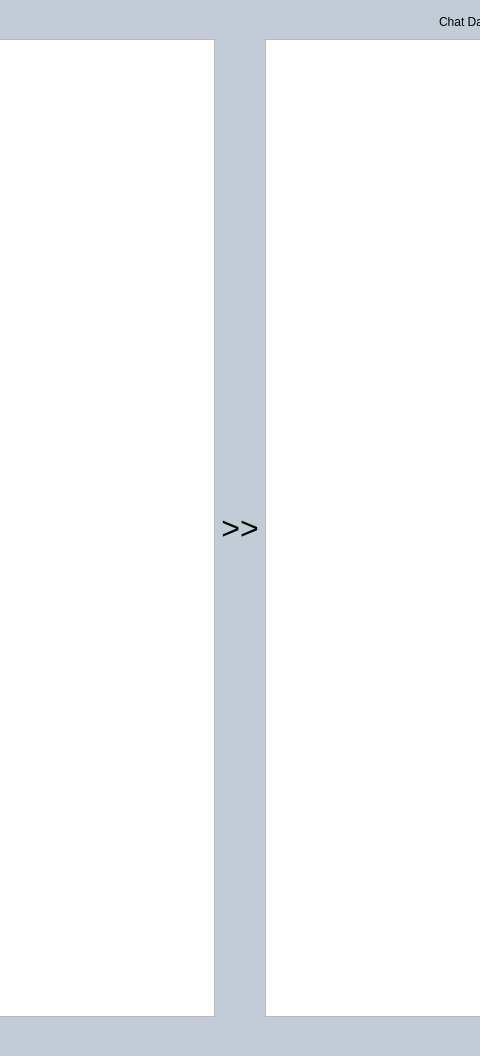
The window that src/setting_page/SettingPageHistory.ui (hanjingo/rag-qt) describes before a commit, drawn with Qt 5; both pictures show x 310 to 790 and y 0 to 1056 of the 1100 by 1056 pixel window.
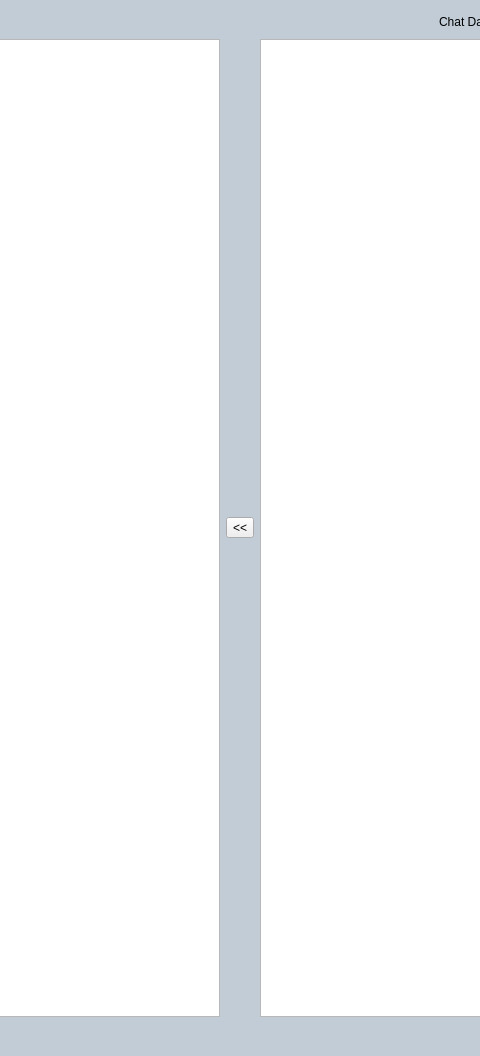
The same window after the commit.

Diff of the .ui file:
```diff
--- a/src/setting_page/SettingPageHistory.ui
+++ b/src/setting_page/SettingPageHistory.ui
@@ -196,32 +196,15 @@
       </widget>
      </item>
      <item>
-      <widget class="QLabel" name="lbl_Right">
-       <property name="minimumSize">
-        <size>
-         <width>0</width>
-         <height>0</height>
-        </size>
-       </property>
-       <property name="maximumSize">
-        <size>
-         <width>16777215</width>
-         <height>16777215</height>
-        </size>
-       </property>
-       <property name="font">
-        <font>
-         <pointsize>24</pointsize>
-        </font>
-       </property>
-       <property name="styleSheet">
-        <string notr="true"/>
+      <widget class="QToolButton" name="btnCatalogCtl">
+       <property name="sizePolicy">
+        <sizepolicy hsizetype="Fixed" vsizetype="Fixed">
+         <horstretch>0</horstretch>
+         <verstretch>0</verstretch>
+        </sizepolicy>
        </property>
        <property name="text">
-        <string>&gt;&gt;</string>
-       </property>
-       <property name="alignment">
-        <set>Qt::AlignmentFlag::AlignCenter</set>
+        <string>&lt;&lt;</string>
        </property>
       </widget>
      </item>
```
